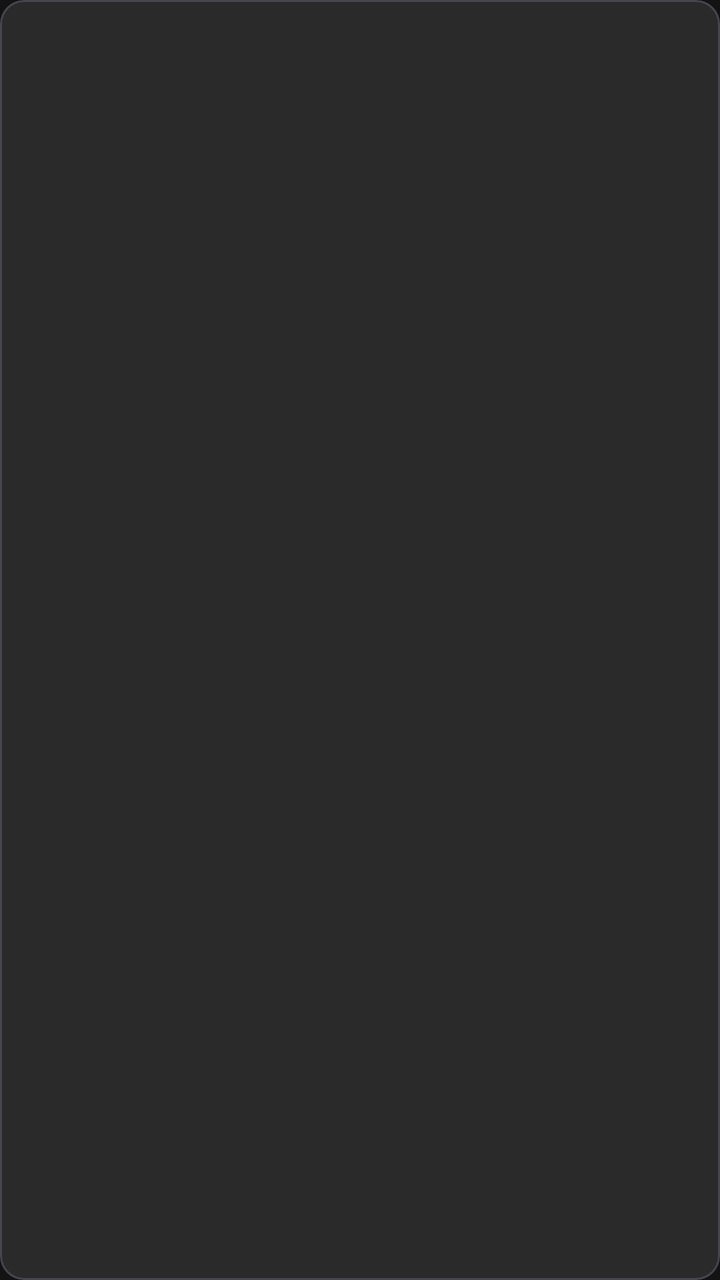
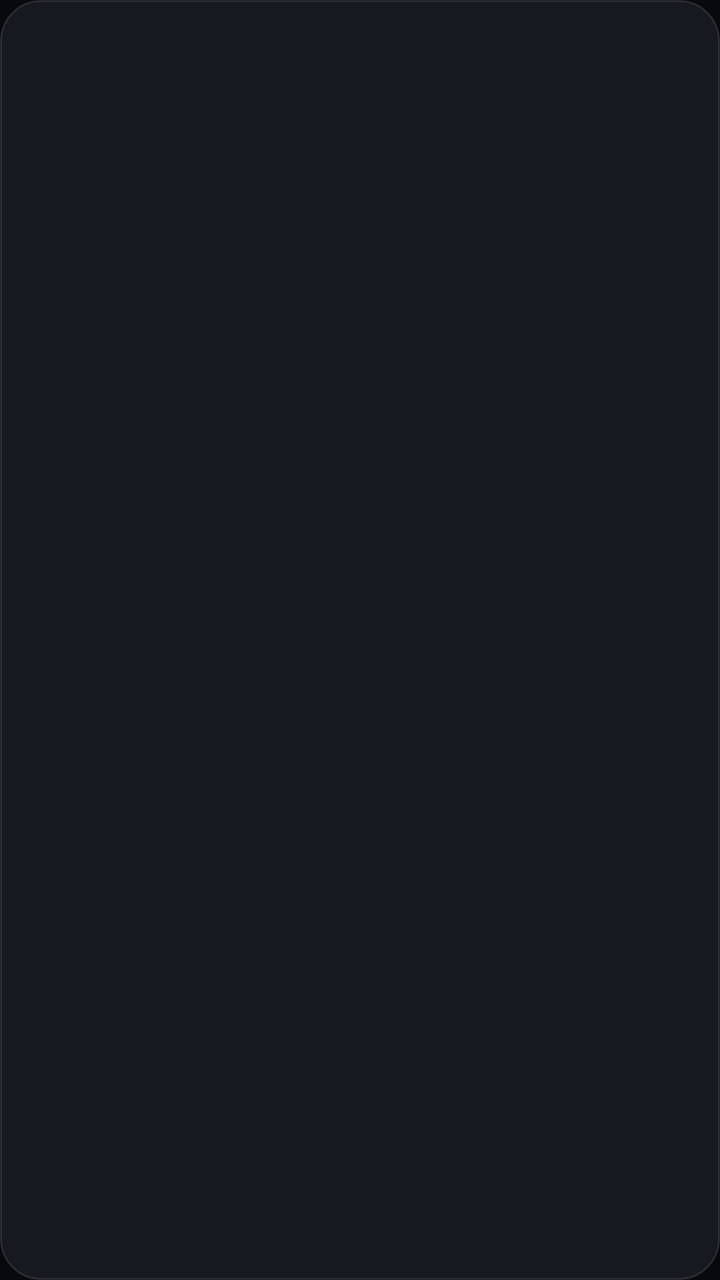

Screens rendered from an Android XML layout before and after an edit, with the pre-edit source and the edit as a unified diff.
<!-- AndroidManifest.xml: application theme Theme.HideRecents -->
<!-- res/layout/item_notification.xml -->
<?xml version="1.0" encoding="utf-8"?>
<com.google.android.material.card.MaterialCardView xmlns:android="http://schemas.android.com/apk/res/android"
    xmlns:app="http://schemas.android.com/apk/res-auto"
    android:layout_width="match_parent"
    android:layout_height="wrap_content"
    android:layout_marginHorizontal="16dp"
    android:layout_marginVertical="4dp"
    app:cardBackgroundColor="@color/surface_container_high"
    app:cardCornerRadius="12dp"
    app:cardElevation="0dp">

    <LinearLayout
        android:layout_width="match_parent"
        android:layout_height="wrap_content"
        android:orientation="vertical"
        android:padding="12dp">

        <LinearLayout
            android:layout_width="match_parent"
            android:layout_height="wrap_content"
            android:orientation="horizontal"
            android:gravity="center_vertical">

            <ImageView
                android:id="@+id/ivAppIcon"
                android:layout_width="20dp"
                android:layout_height="20dp"
                android:contentDescription="icon" />

            <TextView
                android:id="@+id/tvAppName"
                android:layout_width="0dp"
                android:layout_height="wrap_content"
                android:layout_weight="1"
                android:textSize="11sp"
                android:textColor="@color/on_surface_variant"
                android:layout_marginStart="8dp"
                android:maxLines="1"
                android:ellipsize="end" />

            <TextView
                android:id="@+id/tvTime"
                android:layout_width="wrap_content"
                android:layout_height="wrap_content"
                android:textSize="11sp"
                android:textColor="@color/on_surface_variant" />
        </LinearLayout>

        <TextView
            android:id="@+id/tvTitle"
            android:layout_width="match_parent"
            android:layout_height="wrap_content"
            android:textSize="14sp"
            android:textColor="@color/on_surface"
            android:textStyle="bold"
            android:layout_marginTop="4dp"
            android:maxLines="1"
            android:ellipsize="end" />

        <TextView
            android:id="@+id/tvText"
            android:layout_width="match_parent"
            android:layout_height="wrap_content"
            android:textSize="13sp"
            android:textColor="@color/on_surface_variant"
            android:layout_marginTop="2dp"
            android:maxLines="2"
            android:ellipsize="end" />
    </LinearLayout>
</com.google.android.material.card.MaterialCardView>
<!-- resources referenced by this layout -->
<resources>
  <color name="on_surface">#FFE5E2E1</color>
  <color name="on_surface_variant">#FFC2C6D7</color>
  <color name="surface_container_high">#FF2A2A2A</color>
  <style name="Theme.HideRecents" parent="Theme.Material3.Dark.NoActionBar">
          <item name="colorPrimary">@color/primary</item>
          <item name="colorOnPrimary">@color/on_primary</item>
          <item name="colorPrimaryContainer">@color/primary_container</item>
          <item name="colorOnPrimaryContainer">@color/on_surface</item>
          <item name="colorSecondary">@color/secondary</item>
          <item name="colorOnSecondary">@color/on_secondary</item>
          <item name="colorSecondaryContainer">@color/secondary_container</item>
          <item name="colorOnSecondaryContainer">@color/on_secondary_container</item>
          <item name="android:colorBackground">@color/background</item>
          <item name="colorOnBackground">@color/on_surface</item>
          <item name="colorSurface">@color/surface</item>
          <item name="colorOnSurface">@color/on_surface</item>
          <item name="colorSurfaceVariant">@color/surface_variant</item>
          <item name="colorOnSurfaceVariant">@color/on_surface_variant</item>
          <item name="colorError">@color/error</item>
          <item name="colorOnError">@color/on_error</item>
          <item name="android:statusBarColor">@color/background</item>
          <item name="android:navigationBarColor">@color/background</item>
          <item name="android:windowLightStatusBar">false</item>
      </style>
  <color name="primary">#FFB0C6FF</color>
  <color name="on_primary">#FF002D6E</color>
  <color name="primary_container">#FF558DFF</color>
  <color name="secondary">#FFBDF4FF</color>
  <color name="on_secondary">#FF00363D</color>
  <color name="secondary_container">#FF00E3FD</color>
  <color name="on_secondary_container">#FF00616D</color>
  <color name="background">#FF131313</color>
  <color name="surface">#FF131313</color>
  <color name="surface_variant">#FF353535</color>
  <color name="error">#FFFFB4AB</color>
  <color name="on_error">#FF690005</color>
</resources>

<!-- the commit's change to res/layout/item_notification.xml (unified diff, before → after) -->
@@ -1,70 +1,36 @@
 <?xml version="1.0" encoding="utf-8"?>
-<com.google.android.material.card.MaterialCardView xmlns:android="http://schemas.android.com/apk/res/android"
-    xmlns:app="http://schemas.android.com/apk/res-auto"
+<LinearLayout xmlns:android="http://schemas.android.com/apk/res/android"
     android:layout_width="match_parent"
     android:layout_height="wrap_content"
-    android:layout_marginHorizontal="16dp"
-    android:layout_marginVertical="4dp"
-    app:cardBackgroundColor="@color/surface_container_high"
-    app:cardCornerRadius="12dp"
-    app:cardElevation="0dp">
+    android:orientation="horizontal"
+    android:background="@drawable/bg_glass_card"
+    android:padding="14dp"
+    android:layout_marginVertical="4dp">
+
+    <ImageView android:id="@+id/ivAppIcon" android:layout_width="36dp" android:layout_height="36dp" />
 
     <LinearLayout
-        android:layout_width="match_parent"
+        android:layout_width="0dp"
         android:layout_height="wrap_content"
+        android:layout_weight="1"
         android:orientation="vertical"
-        android:padding="12dp">
+        android:layout_marginStart="12dp">
 
-        <LinearLayout
-            android:layout_width="match_parent"
-            android:layout_height="wrap_content"
-            android:orientation="horizontal"
-            android:gravity="center_vertical">
-
-            <ImageView
-                android:id="@+id/ivAppIcon"
-                android:layout_width="20dp"
-                android:layout_height="20dp"
-                android:contentDescription="icon" />
-
-            <TextView
-                android:id="@+id/tvAppName"
-                android:layout_width="0dp"
-                android:layout_height="wrap_content"
-                android:layout_weight="1"
-                android:textSize="11sp"
-                android:textColor="@color/on_surface_variant"
-                android:layout_marginStart="8dp"
-                android:maxLines="1"
-                android:ellipsize="end" />
-
-            <TextView
-                android:id="@+id/tvTime"
-                android:layout_width="wrap_content"
-                android:layout_height="wrap_content"
-                android:textSize="11sp"
-                android:textColor="@color/on_surface_variant" />
+        <LinearLayout android:layout_width="match_parent" android:layout_height="wrap_content"
+            android:orientation="horizontal" android:gravity="center_vertical">
+            <TextView android:id="@+id/tvAppName" android:layout_width="0dp" android:layout_height="wrap_content"
+                android:layout_weight="1" android:textSize="12sp" android:textColor="@color/on_surface_variant"
+                android:maxLines="1" android:ellipsize="end" />
+            <TextView android:id="@+id/tvTime" android:layout_width="wrap_content" android:layout_height="wrap_content"
+                android:textSize="11sp" android:textColor="@color/on_surface_variant" />
         </LinearLayout>
 
-        <TextView
-            android:id="@+id/tvTitle"
-            android:layout_width="match_parent"
-            android:layout_height="wrap_content"
-            android:textSize="14sp"
-            android:textColor="@color/on_surface"
-            android:textStyle="bold"
-            android:layout_marginTop="4dp"
-            android:maxLines="1"
-            android:ellipsize="end" />
+        <TextView android:id="@+id/tvTitle" android:layout_width="match_parent" android:layout_height="wrap_content"
+            android:textSize="14sp" android:textColor="@color/on_surface" android:maxLines="1" android:ellipsize="end"
+            android:layout_marginTop="2dp" />
 
-        <TextView
-            android:id="@+id/tvText"
-            android:layout_width="match_parent"
-            android:layout_height="wrap_content"
-            android:textSize="13sp"
-            android:textColor="@color/on_surface_variant"
-            android:layout_marginTop="2dp"
-            android:maxLines="2"
-            android:ellipsize="end" />
+        <TextView android:id="@+id/tvText" android:layout_width="match_parent" android:layout_height="wrap_content"
+            android:textSize="13sp" android:textColor="@color/on_surface_variant" android:maxLines="2" android:ellipsize="end"
+            android:layout_marginTop="2dp" />
     </LinearLayout>
-</com.google.android.material.card.MaterialCardView>
+</LinearLayout>
<!-- resource entries referenced after the edit -->
@@ -1,13 +1,22 @@
 <!-- resources referenced by this layout -->
 <resources>
-  <color name="on_surface">#FFE5E2E1</color>
-  <color name="on_surface_variant">#FFC2C6D7</color>
-  <color name="surface_container_high">#FF2A2A2A</color>
+  <color name="on_surface">#FFEAEDF3</color>
+  <color name="on_surface_variant">#FF9CA3B4</color>
+  <!-- drawable bg_glass_card (drawable) -->
+  <?xml version="1.0" encoding="utf-8"?>
+  <shape xmlns:android="http://schemas.android.com/apk/res/android"
+      android:shape="rectangle">
+      <solid android:color="@color/surface_container" />
+      <corners android:radius="20dp" />
+      <stroke
+          android:width="1dp"
+          android:color="@color/glass_border" />
+  </shape>
   <style name="Theme.HideRecents" parent="Theme.Material3.Dark.NoActionBar">
           <item name="colorPrimary">@color/primary</item>
           <item name="colorOnPrimary">@color/on_primary</item>
           <item name="colorPrimaryContainer">@color/primary_container</item>
-          <item name="colorOnPrimaryContainer">@color/on_surface</item>
+          <item name="colorOnPrimaryContainer">@color/on_primary_container</item>
           <item name="colorSecondary">@color/secondary</item>
           <item name="colorOnSecondary">@color/on_secondary</item>
           <item name="colorSecondaryContainer">@color/secondary_container</item>
@@ -24,17 +33,20 @@
           <item name="android:navigationBarColor">@color/background</item>
           <item name="android:windowLightStatusBar">false</item>
       </style>
-  <color name="primary">#FFB0C6FF</color>
-  <color name="on_primary">#FF002D6E</color>
-  <color name="primary_container">#FF558DFF</color>
-  <color name="secondary">#FFBDF4FF</color>
-  <color name="on_secondary">#FF00363D</color>
-  <color name="secondary_container">#FF00E3FD</color>
-  <color name="on_secondary_container">#FF00616D</color>
-  <color name="background">#FF131313</color>
-  <color name="surface">#FF131313</color>
-  <color name="surface_variant">#FF353535</color>
-  <color name="error">#FFFFB4AB</color>
+  <color name="surface_container">#FF161920</color>
+  <color name="glass_border">#1AFFFFFF</color>
+  <color name="primary">#FF6C9CFF</color>
+  <color name="on_primary">#FF002E6B</color>
+  <color name="primary_container">#FF1A4A8A</color>
+  <color name="on_primary_container">#FFA8CBFF</color>
+  <color name="secondary">#FF4DD8D0</color>
+  <color name="on_secondary">#FF003735</color>
+  <color name="secondary_container">#FF1A4F4C</color>
+  <color name="on_secondary_container">#FF7FF5EC</color>
+  <color name="background">#FF08090C</color>
+  <color name="surface">#FF08090C</color>
+  <color name="surface_variant">#FF242830</color>
+  <color name="error">#FFFF6B6B</color>
   <color name="on_error">#FF690005</color>
 </resources>
 
